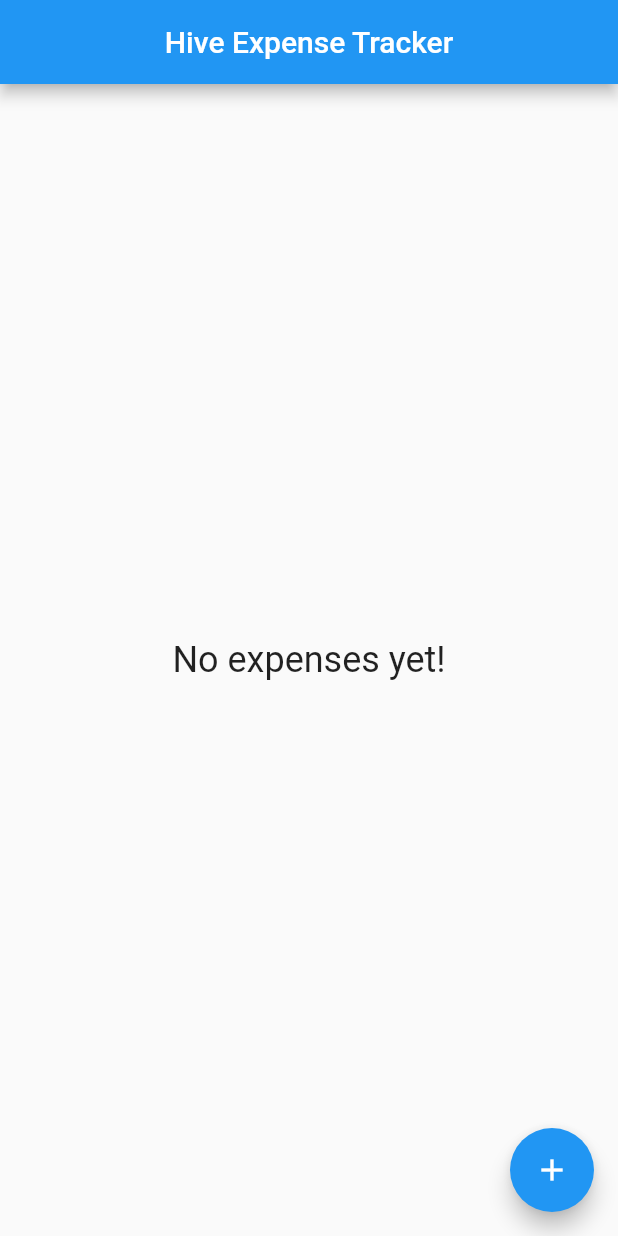
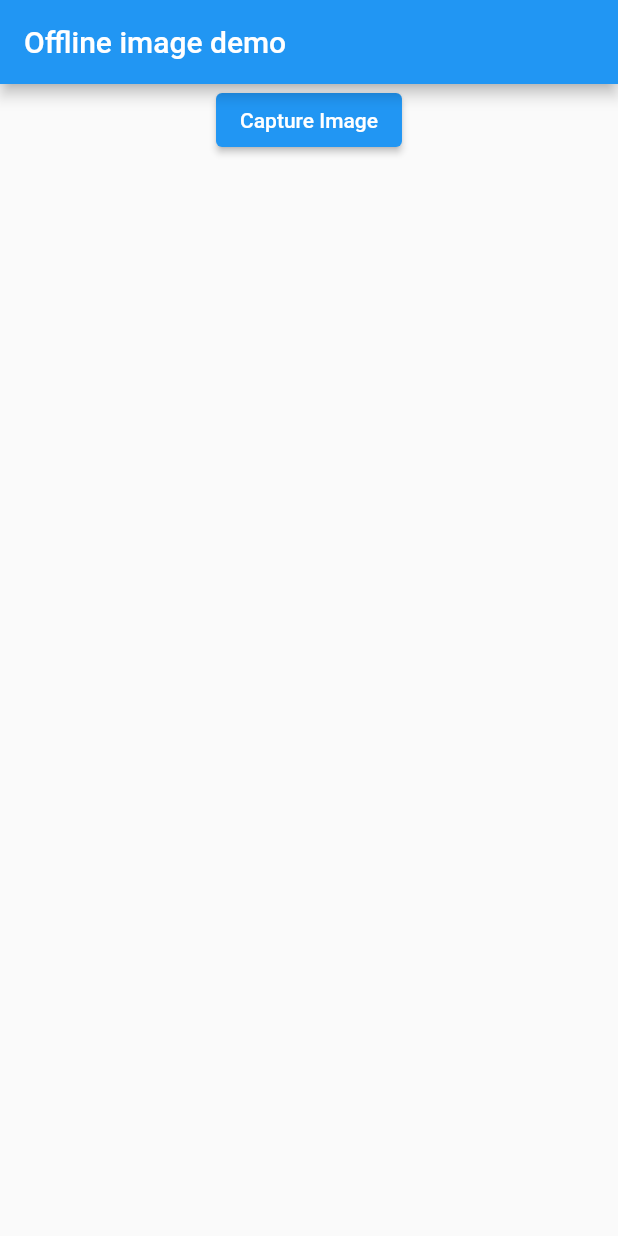
Before and after one commit to bhattabhi013/TransactionFlutter, a Flutter app: the screen it shows after launch, on a phone screen of 412 x 824 dp. Run offline on Flutter 3.47's test engine with Material 2 defaults, Android fonts, the phone set to English and light mode, and no system bars; our stand-ins replace hive, hive_flutter, image_picker; missing offline and left inert: unique_identifier; accounts and stored records are empty; statements that could not run were skipped.

Commit message:
saved image to local db

```diff
--- a/lib/boxes.dart
+++ b/lib/boxes.dart
@@ -1,7 +1,10 @@
 import 'package:hive/hive.dart';
+import 'package:transactions/model/images_model.dart';
 import 'package:transactions/model/transactions_model.dart';
 
 class Boxes {
   static Box<Transaction> getTransactions() =>
       Hive.box<Transaction>('transactions');
+
+  static Box<Images> getImages() => Hive.box<Images>('images');
 }
--- a/lib/main.dart
+++ b/lib/main.dart
@@ -4,15 +4,19 @@ import 'dart:async';
 import 'package:hive/hive.dart';
 import 'package:hive_flutter/hive_flutter.dart';
 import 'package:flutter/services.dart';
+import 'package:transactions/model/images_model.dart';
 import 'package:transactions/model/transactions_model.dart';
+import 'package:transactions/screens/offline_image_save.dart';
 import 'package:transactions/screens/transaction_page.dart';
 import 'package:unique_identifier/unique_identifier.dart';
 
 Future main() async {
   WidgetsFlutterBinding.ensureInitialized();
-  await Hive.initFlutter();
+await Hive.initFlutter();
   Hive.registerAdapter(TransactionAdapter());
-  await Hive.openBox<Transaction>('transactions');
+  Hive.registerAdapter(ImageAdapter());
+  // await Hive.openBox<Transaction>('transactions');
+  await Hive.openBox<Images>('images');
   runApp(MyApp());
 }
 
@@ -58,7 +62,7 @@ class _MyAppState extends State<MyApp> {
       //     child: new Text('Running on device with id: $_identifier\n'),
       //   ),
       // ),
-      home: TransactionPage(),
+      home: ImagesDemoScreen(),
     );
   }
 }
--- /dev/null
+++ b/lib/model/images_model.dart
@@ -0,0 +1,10 @@
+import 'package:hive/hive.dart';
+import 'package:hive_flutter/hive_flutter.dart';
+
+part 'images_model.g.dart';
+
+@HiveType(typeId: 1, adapterName: 'ImageAdapter')
+class Images {
+  @HiveField(0)
+  late String path;
+}
--- /dev/null
+++ b/lib/screens/offline_image_save.dart
@@ -0,0 +1,79 @@
+import 'dart:io';
+
+import 'package:flutter/material.dart';
+import 'package:hive_flutter/hive_flutter.dart';
+import 'package:image_picker/image_picker.dart';
+import 'package:path_provider/path_provider.dart';
+import 'package:transactions/boxes.dart';
+import 'package:transactions/model/images_model.dart';
+
+class ImagesDemoScreen extends StatefulWidget {
+  const ImagesDemoScreen({Key? key}) : super(key: key);
+
+  @override
+  State<ImagesDemoScreen> createState() => _ImagesDemoScreenState();
+}
+
+class _ImagesDemoScreenState extends State<ImagesDemoScreen> {
+  File? displayImage;
+  @override
+  void dispose() {
+    // Hive.close();
+    Hive.box('images').close();
+    super.dispose();
+  }
+
+  @override
+  void initState() {
+    super.initState();
+    getImageFromLocal();
+  }
+
+  getImageFromLocal() {
+    final box = Boxes.getImages();
+    var image = box.get('imagePath');
+    displayImage = File(image!.path);
+  }
+
+  final ImagePicker _picker = ImagePicker();
+
+  saveImage() async {
+    Directory appDocDir = await getApplicationDocumentsDirectory();
+    String appDocPath = appDocDir.path;
+    final XFile? photo = await _picker.pickImage(source: ImageSource.camera);
+    File image = File(photo!.path);
+    String imgPathDb = '$appDocPath/filename.jpg';
+    await image.copy(imgPathDb);
+    savePathToDb(imgPathDb);
+    setState(() {
+      displayImage = image;
+    });
+  }
+
+  savePathToDb(String path) {
+    final images = Images()..path = path;
+    final box = Boxes.getImages();
+    box.add(images);
+  }
+
+  getImage() async {}
+
+  @override
+  Widget build(BuildContext context) {
+    return Scaffold(
+      appBar: AppBar(
+        title: const Text('Offline image demo'),
+      ),
+      body: Center(
+        child: Column(
+          children: [
+            ElevatedButton(
+                onPressed: saveImage, child: const Text('Capture Image')),
+            const SizedBox(height: 25),
+            displayImage != null ? Image.file(displayImage!) : Container()
+          ],
+        ),
+      ),
+    );
+  }
+}
--- a/pubspec.yaml
+++ b/pubspec.yaml
@@ -41,6 +41,8 @@ dependencies:
   build_runner: ^1.7.2
   hive_generator: ^1.1.2
   intl: ^0.17.0
+  image_picker: ^0.8.5
+  path_provider: ^2.0.9
 dev_dependencies:
   flutter_test:
     sdk: flutter
```
Also changed, not shown: lib/model/images_model.g.dart (added), pubspec.lock.
